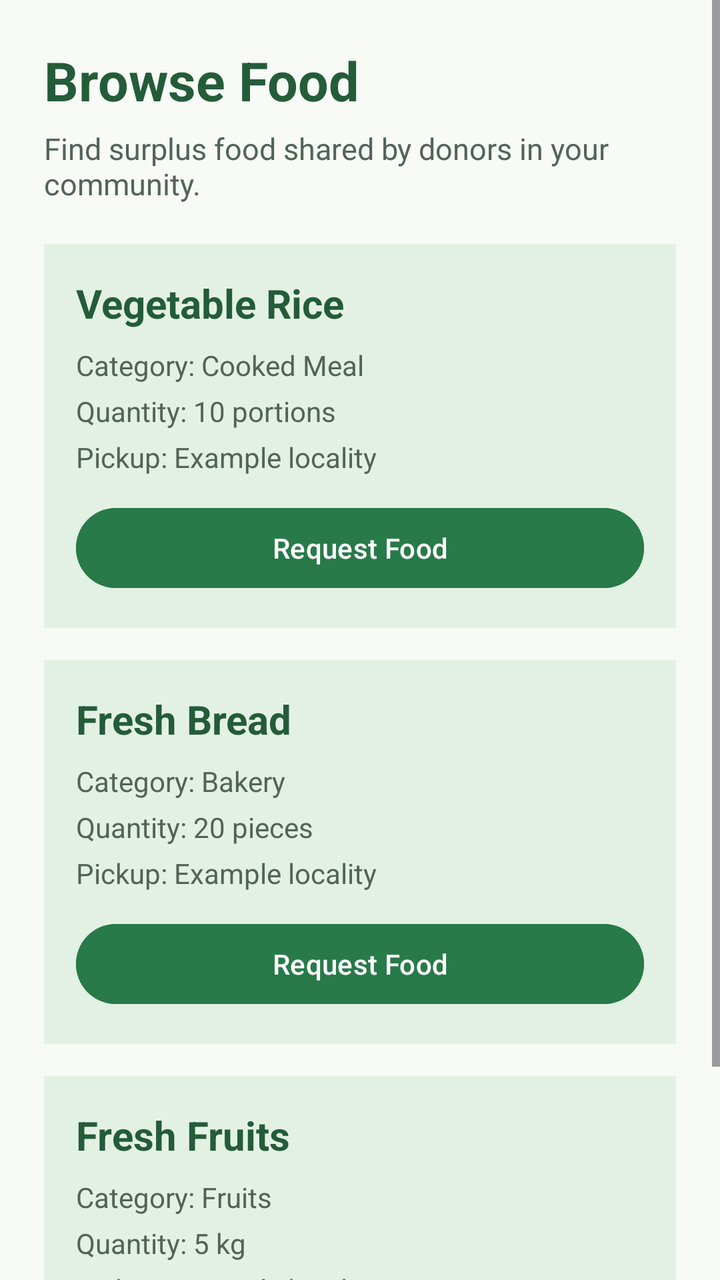
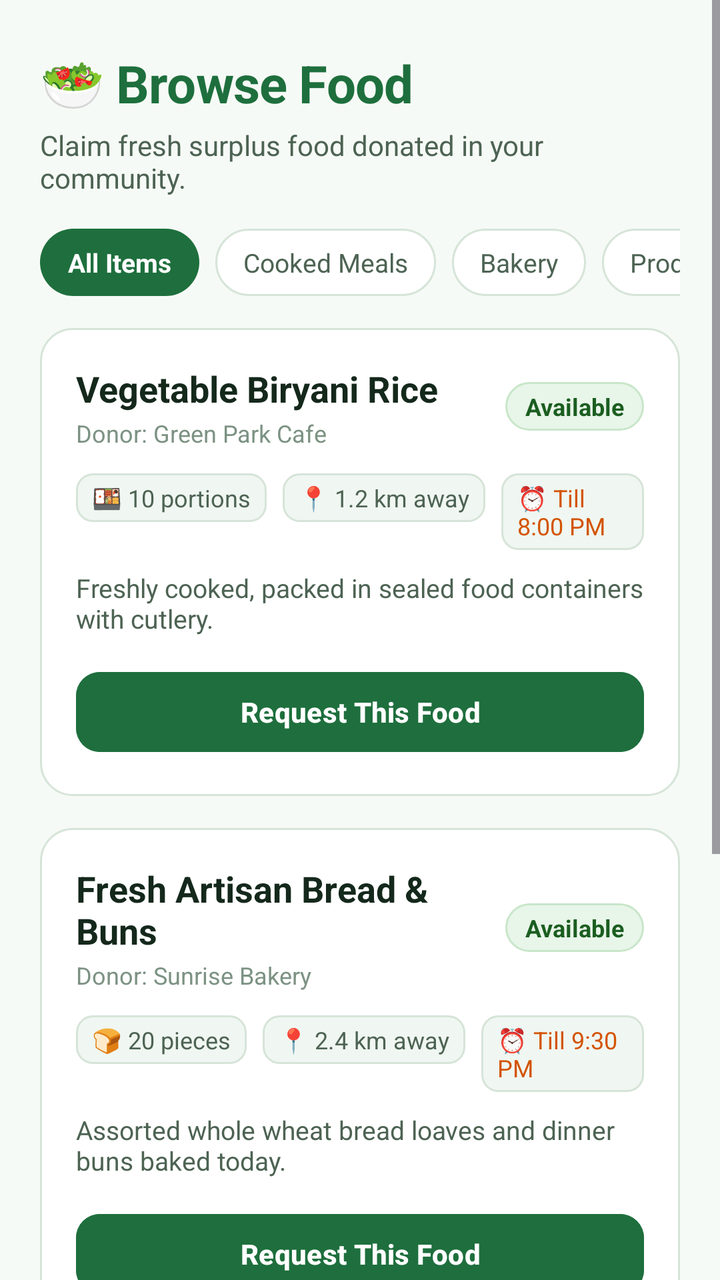

The first picture is an Android layout as it rendered before a commit; the second is the same layout after the commit. The layout source and the unified diff follow.
<!-- AndroidManifest.xml: application theme Theme.MealCycle -->
<!-- res/layout/activity_browse_food.xml -->
<?xml version="1.0" encoding="utf-8"?>
<ScrollView xmlns:android="http://schemas.android.com/apk/res/android"
    android:layout_width="match_parent"
    android:layout_height="match_parent"
    android:background="#F7FAF5"
    android:fillViewport="true">

    <LinearLayout
        android:layout_width="match_parent"
        android:layout_height="wrap_content"
        android:orientation="vertical"
        android:padding="22dp">

        <TextView
            android:layout_width="wrap_content"
            android:layout_height="wrap_content"
            android:text="Browse Food"
            android:textColor="#245C3A"
            android:textSize="27sp"
            android:textStyle="bold" />

        <TextView
            android:layout_width="match_parent"
            android:layout_height="wrap_content"
            android:layout_marginTop="6dp"
            android:layout_marginBottom="20dp"
            android:text="Find surplus food shared by donors in your community."
            android:textColor="#526456"
            android:textSize="15sp" />

        
        <LinearLayout
            android:layout_width="match_parent"
            android:layout_height="wrap_content"
            android:layout_marginBottom="16dp"
            android:background="#E3F1E4"
            android:orientation="vertical"
            android:padding="16dp">

            <TextView
                android:layout_width="wrap_content"
                android:layout_height="wrap_content"
                android:text="Vegetable Rice"
                android:textColor="#245C3A"
                android:textSize="20sp"
                android:textStyle="bold" />

            <TextView
                android:layout_width="wrap_content"
                android:layout_height="wrap_content"
                android:layout_marginTop="8dp"
                android:text="Category: Cooked Meal"
                android:textColor="#526456" />

            <TextView
                android:layout_width="wrap_content"
                android:layout_height="wrap_content"
                android:layout_marginTop="4dp"
                android:text="Quantity: 10 portions"
                android:textColor="#526456" />

            <TextView
                android:layout_width="wrap_content"
                android:layout_height="wrap_content"
                android:layout_marginTop="4dp"
                android:text="Pickup: Example locality"
                android:textColor="#526456" />

            <Button
                android:id="@+id/btnRequestRice"
                android:layout_width="match_parent"
                android:layout_height="wrap_content"
                android:layout_marginTop="12dp"
                android:backgroundTint="#287A49"
                android:text="Request Food"
                android:textColor="#FFFFFF" />

        </LinearLayout>

        
        <LinearLayout
            android:layout_width="match_parent"
            android:layout_height="wrap_content"
            android:layout_marginBottom="16dp"
            android:background="#E3F1E4"
            android:orientation="vertical"
            android:padding="16dp">

            <TextView
                android:layout_width="wrap_content"
                android:layout_height="wrap_content"
                android:text="Fresh Bread"
                android:textColor="#245C3A"
                android:textSize="20sp"
                android:textStyle="bold" />

            <TextView
                android:layout_width="wrap_content"
                android:layout_height="wrap_content"
                android:layout_marginTop="8dp"
                android:text="Category: Bakery"
                android:textColor="#526456" />

            <TextView
                android:layout_width="wrap_content"
                android:layout_height="wrap_content"
                android:layout_marginTop="4dp"
                android:text="Quantity: 20 pieces"
                android:textColor="#526456" />

            <TextView
                android:layout_width="wrap_content"
                android:layout_height="wrap_content"
                android:layout_marginTop="4dp"
                android:text="Pickup: Example locality"
                android:textColor="#526456" />

            <Button
                android:id="@+id/btnRequestBread"
                android:layout_width="match_parent"
                android:layout_height="wrap_content"
                android:layout_marginTop="12dp"
                android:backgroundTint="#287A49"
                android:text="Request Food"
                android:textColor="#FFFFFF" />

        </LinearLayout>

        
        <LinearLayout
            android:layout_width="match_parent"
            android:layout_height="wrap_content"
            android:layout_marginBottom="16dp"
            android:background="#E3F1E4"
            android:orientation="vertical"
            android:padding="16dp">

            <TextView
                android:layout_width="wrap_content"
                android:layout_height="wrap_content"
                android:text="Fresh Fruits"
                android:textColor="#245C3A"
                android:textSize="20sp"
                android:textStyle="bold" />

            <TextView
                android:layout_width="wrap_content"
                android:layout_height="wrap_content"
                android:layout_marginTop="8dp"
                android:text="Category: Fruits"
                android:textColor="#526456" />

            <TextView
                android:layout_width="wrap_content"
                android:layout_height="wrap_content"
                android:layout_marginTop="4dp"
                android:text="Quantity: 5 kg"
                android:textColor="#526456" />

            <TextView
                android:layout_width="wrap_content"
                android:layout_height="wrap_content"
                android:layout_marginTop="4dp"
                android:text="Pickup: Example locality"
                android:textColor="#526456" />

            <Button
                android:id="@+id/btnRequestFruit"
                android:layout_width="match_parent"
                android:layout_height="wrap_content"
                android:layout_marginTop="12dp"
                android:backgroundTint="#287A49"
                android:text="Request Food"
                android:textColor="#FFFFFF" />

        </LinearLayout>

    </LinearLayout>

</ScrollView>
<!-- resources referenced by this layout -->
<resources>
  <style name="Theme.MealCycle" parent="Base.Theme.MealCycle" />
  <style name="Base.Theme.MealCycle" parent="Theme.Material3.DayNight.NoActionBar">
          
          
      </style>
</resources>

<!-- the commit's change to res/layout/activity_browse_food.xml (unified diff, before → after) -->
@@ -1,79 +1,208 @@
 <?xml version="1.0" encoding="utf-8"?>
-<ScrollView xmlns:android="http://schemas.android.com/apk/res/android"
+<ScrollView
+    xmlns:android="http://schemas.android.com/apk/res/android"
+    xmlns:app="http://schemas.android.com/apk/res-auto"
     android:layout_width="match_parent"
     android:layout_height="match_parent"
-    android:background="#F7FAF5"
-    android:fillViewport="true">
+    android:fillViewport="true"
+    android:background="@color/bg_main">
 
     <LinearLayout
         android:layout_width="match_parent"
         android:layout_height="wrap_content"
         android:orientation="vertical"
-        android:padding="22dp">
-
+        android:paddingHorizontal="20dp"
+        android:paddingVertical="24dp">
+
+        
         <TextView
             android:layout_width="wrap_content"
             android:layout_height="wrap_content"
-            android:text="Browse Food"
-            android:textColor="#245C3A"
-            android:textSize="27sp"
-            android:textStyle="bold" />
+            android:text="🥗 Browse Food"
+            android:textSize="26sp"
+            android:textStyle="bold"
+            android:textColor="@color/primary"
+            android:letterSpacing="-0.01" />
 
         <TextView
             android:layout_width="match_parent"
             android:layout_height="wrap_content"
-            android:layout_marginTop="6dp"
-            android:layout_marginBottom="20dp"
-            android:text="Find surplus food shared by donors in your community."
-            android:textColor="#526456"
-            android:textSize="15sp" />
+            android:text="Claim fresh surplus food donated in your community."
+            android:textSize="14sp"
+            android:textColor="@color/text_secondary"
+            android:layout_marginTop="4dp" />
+
+        
+        <HorizontalScrollView
+            android:layout_width="match_parent"
+            android:layout_height="wrap_content"
+            android:scrollbars="none"
+            android:layout_marginTop="16dp"
+            android:layout_marginBottom="16dp">
+
+            <LinearLayout
+                android:layout_width="wrap_content"
+                android:layout_height="wrap_content"
+                android:orientation="horizontal">
+
+                <TextView
+                    android:layout_width="wrap_content"
+                    android:layout_height="wrap_content"
+                    android:text="All Items"
+                    android:textSize="13sp"
+                    android:textStyle="bold"
+                    android:textColor="@color/white"
+                    android:background="@drawable/bg_chip_filter_selected"
+                    android:paddingHorizontal="14dp"
+                    android:paddingVertical="8dp"
+                    android:layout_marginEnd="8dp" />
+
+                <TextView
+                    android:layout_width="wrap_content"
+                    android:layout_height="wrap_content"
+                    android:text="Cooked Meals"
+                    android:textSize="13sp"
+                    android:textColor="@color/text_secondary"
+                    android:background="@drawable/bg_chip_filter"
+                    android:paddingHorizontal="14dp"
+                    android:paddingVertical="8dp"
+                    android:layout_marginEnd="8dp" />
+
+                <TextView
+                    android:layout_width="wrap_content"
+                    android:layout_height="wrap_content"
+                    android:text="Bakery"
+                    android:textSize="13sp"
+                    android:textColor="@color/text_secondary"
+                    android:background="@drawable/bg_chip_filter"
+                    android:paddingHorizontal="14dp"
+                    android:paddingVertical="8dp"
+                    android:layout_marginEnd="8dp" />
+
+                <TextView
+                    android:layout_width="wrap_content"
+                    android:layout_height="wrap_content"
+                    android:text="Produce &amp; Fruits"
+                    android:textSize="13sp"
+                    android:textColor="@color/text_secondary"
+                    android:background="@drawable/bg_chip_filter"
+                    android:paddingHorizontal="14dp"
+                    android:paddingVertical="8dp" />
+
+            </LinearLayout>
+        </HorizontalScrollView>
 
         
         <LinearLayout
             android:layout_width="match_parent"
             android:layout_height="wrap_content"
-            android:layout_marginBottom="16dp"
-            android:background="#E3F1E4"
             android:orientation="vertical"
-            android:padding="16dp">
+            android:background="@drawable/bg_card_white"
+            android:padding="18dp"
+            android:layout_marginBottom="16dp">
+
+            <LinearLayout
+                android:layout_width="match_parent"
+                android:layout_height="wrap_content"
+                android:orientation="horizontal"
+                android:gravity="center_vertical">
+
+                <LinearLayout
+                    android:layout_width="0dp"
+                    android:layout_height="wrap_content"
+                    android:layout_weight="1"
+                    android:orientation="vertical">
+
+                    <TextView
+                        android:layout_width="wrap_content"
+                        android:layout_height="wrap_content"
+                        android:text="Vegetable Biryani Rice"
+                        android:textSize="18sp"
+                        android:textStyle="bold"
+                        android:textColor="@color/text_primary" />
+
+                    <TextView
+                        android:layout_width="wrap_content"
+                        android:layout_height="wrap_content"
+                        android:text="Donor: Green Park Cafe"
+                        android:textSize="12sp"
+                        android:textColor="@color/text_muted"
+                        android:layout_marginTop="2dp" />
+                </LinearLayout>
+
+                <TextView
+                    android:layout_width="wrap_content"
+                    android:layout_height="wrap_content"
+                    android:background="@drawable/bg_badge_available"
+                    android:text="Available"
+                    android:textSize="12sp"
+                    android:textStyle="bold"
+                    android:textColor="@color/badge_available_text"
+                    android:paddingHorizontal="10dp"
+                    android:paddingVertical="4dp" />
+            </LinearLayout>
+
+            
+            <LinearLayout
+                android:layout_width="match_parent"
+                android:layout_height="wrap_content"
+                android:orientation="horizontal"
+                android:layout_marginTop="12dp">
+
+                <TextView
+                    android:layout_width="wrap_content"
+                    android:layout_height="wrap_content"
+                    android:background="@drawable/bg_card_secondary"
+                    android:text="🍱 10 portions"
+                    android:textSize="12sp"
+                    android:textColor="@color/text_secondary"
+                    android:paddingHorizontal="8dp"
+                    android:paddingVertical="4dp"
+                    android:layout_marginEnd="8dp" />
+
+                <TextView
+                    android:layout_width="wrap_content"
+                    android:layout_height="wrap_content"
+                    android:background="@drawable/bg_card_secondary"
+                    android:text="📍 1.2 km away"
+                    android:textSize="12sp"
+                    android:textColor="@color/text_secondary"
+                    android:paddingHorizontal="8dp"
+                    android:paddingVertical="4dp"
+                    android:layout_marginEnd="8dp" />
+
+                <TextView
+                    android:layout_width="wrap_content"
+                    android:layout_height="wrap_content"
+                    android:background="@drawable/bg_card_secondary"
+                    android:text="⏰ Till 8:00 PM"
+                    android:textSize="12sp"
+                    android:textColor="@color/secondary_dark"
+                    android:paddingHorizontal="8dp"
+                    android:paddingVertical="4dp" />
+            </LinearLayout>
 
             <TextView
-                android:layout_width="wrap_content"
-                android:layout_height="wrap_content"
-                android:text="Vegetable Rice"
-                android:textColor="#245C3A"
-                android:textSize="20sp"
-                android:textStyle="bold" />
-
-            <TextView
-                android:layout_width="wrap_content"
-                android:layout_height="wrap_content"
-                android:layout_marginTop="8dp"
-                android:text="Category: Cooked Meal"
-                android:textColor="#526456" />
-
-            <TextView
-                android:layout_width="wrap_content"
-                android:layout_height="wrap_content"
-                android:layout_marginTop="4dp"
-                android:text="Quantity: 10 portions"
-                android:textColor="#526456" />
-
-            <TextView
-                android:layout_width="wrap_content"
-                android:layout_height="wrap_content"
-                android:layout_marginTop="4dp"
-                android:text="Pickup: Example locality"
-                android:textColor="#526456" />
-
-            <Button
+                android:layout_width="match_parent"
+                android:layout_height="wrap_content"
+                android:text="Freshly cooked, packed in sealed food containers with cutlery."
+                android:textSize="13sp"
+                android:textColor="@color/text_secondary"
+                android:layout_marginTop="10dp" />
+
+            <com.google.android.material.button.MaterialButton
                 android:id="@+id/btnRequestRice"
                 android:layout_width="match_parent"
-                android:layout_height="wrap_content"
-                android:layout_marginTop="12dp"
-                android:backgroundTint="#287A49"
-                android:text="Request Food"
-                android:textColor="#FFFFFF" />
+                android:layout_height="48dp"
+                android:text="Request This Food"
+                android:textAllCaps="false"
+                android:textSize="14sp"
+                android:textStyle="bold"
+                android:backgroundTint="@color/primary"
+                android:textColor="@color/white"
+                android:layout_marginTop="14dp"
+                app:cornerRadius="12dp"
+                app:elevation="0dp" />
 
         </LinearLayout>
 
@@ -81,48 +210,112 @@
         <LinearLayout
             android:layout_width="match_parent"
             android:layout_height="wrap_content"
-            android:layout_marginBottom="16dp"
-            android:background="#E3F1E4"
             android:orientation="vertical"
-            android:padding="16dp">
+            android:background="@drawable/bg_card_white"
+            android:padding="18dp"
+            android:layout_marginBottom="16dp">
+
+            <LinearLayout
+                android:layout_width="match_parent"
+                android:layout_height="wrap_content"
+                android:orientation="horizontal"
+                android:gravity="center_vertical">
+
+                <LinearLayout
+                    android:layout_width="0dp"
+                    android:layout_height="wrap_content"
+                    android:layout_weight="1"
+                    android:orientation="vertical">
+
+                    <TextView
+                        android:layout_width="wrap_content"
+                        android:layout_height="wrap_content"
+                        android:text="Fresh Artisan Bread &amp; Buns"
+                        android:textSize="18sp"
+                        android:textStyle="bold"
+                        android:textColor="@color/text_primary" />
+
+                    <TextView
+                        android:layout_width="wrap_content"
+                        android:layout_height="wrap_content"
+                        android:text="Donor: Sunrise Bakery"
+                        android:textSize="12sp"
+                        android:textColor="@color/text_muted"
+                        android:layout_marginTop="2dp" />
+                </LinearLayout>
+
+                <TextView
+                    android:layout_width="wrap_content"
+                    android:layout_height="wrap_content"
+                    android:background="@drawable/bg_badge_available"
+                    android:text="Available"
+                    android:textSize="12sp"
+                    android:textStyle="bold"
+                    android:textColor="@color/badge_available_text"
+                    android:paddingHorizontal="10dp"
+                    android:paddingVertical="4dp" />
+            </LinearLayout>
+
+            <LinearLayout
+                android:layout_width="match_parent"
+                android:layout_height="wrap_content"
+                android:orientation="horizontal"
+                android:layout_marginTop="12dp">
+
+                <TextView
+                    android:layout_width="wrap_content"
+                    android:layout_height="wrap_content"
+                    android:background="@drawable/bg_card_secondary"
+                    android:text="🍞 20 pieces"
+                    android:textSize="12sp"
+                    android:textColor="@color/text_secondary"
+                    android:paddingHorizontal="8dp"
+                    android:paddingVertical="4dp"
+                    android:layout_marginEnd="8dp" />
+
+                <TextView
+                    android:layout_width="wrap_content"
+                    android:layout_height="wrap_content"
+                    android:background="@drawable/bg_card_secondary"
+                    android:text="📍 2.4 km away"
+                    android:textSize="12sp"
+                    android:textColor="@color/text_secondary"
+                    android:paddingHorizontal="8dp"
+                    android:paddingVertical="4dp"
+                    android:layout_marginEnd="8dp" />
+
+                <TextView
+                    android:layout_width="wrap_content"
+                    android:layout_height="wrap_content"
+                    android:background="@drawable/bg_card_secondary"
+                    android:text="⏰ Till 9:30 PM"
+                    android:textSize="12sp"
+                    android:textColor="@color/secondary_dark"
+                    android:paddingHorizontal="8dp"
+                    android:paddingVertical="4dp" />
+            </LinearLayout>
 
             <TextView
-                android:layout_width="wrap_content"
-                android:layout_height="wrap_content"
-                android:text="Fresh Bread"
-                android:textColor="#245C3A"
-                android:textSize="20sp"
-                android:textStyle="bold" />
-
-            <TextView
-                android:layout_width="wrap_content"
-                android:layout_height="wrap_content"
-                android:layout_marginTop="8dp"
-                android:text="Category: Bakery"
-                android:textColor="#526456" />
-
-            <TextView
-                android:layout_width="wrap_content"
-                android:layout_height="wrap_content"
-                android:layout_marginTop="4dp"
-                android:text="Quantity: 20 pieces"
-                android:textColor="#526456" />
-
-            <TextView
-                android:layout_width="wrap_content"
-                android:layout_height="wrap_content"
-                android:layout_marginTop="4dp"
-                android:text="Pickup: Example locality"
-                android:textColor="#526456" />
-
-            <Button
+                android:layout_width="match_parent"
+                android:layout_height="wrap_content"
+                android:text="Assorted whole wheat bread loaves and dinner buns baked today."
+                android:textSize="13sp"
+                android:textColor="@color/text_secondary"
+                android:layout_marginTop="10dp" />
+
+            <com.google.android.material.button.MaterialButton
                 android:id="@+id/btnRequestBread"
                 android:layout_width="match_parent"
-                android:layout_height="wrap_content"
-                android:layout_marginTop="12dp"
-                android:backgroundTint="#287A49"
-                android:text="Request Food"
-                android:textColor="#FFFFFF" />
+                android:layout_height="48dp"
+                android:text="Request This Food"
+                android:textAllCaps="false"
+                android:textSize="14sp"
+                android:textStyle="bold"
+                android:backgroundTint="@color/primary"
+                android:textColor="@color/white"
+                android:layout_marginTop="14dp"
+                app:cornerRadius="12dp"
+                app:elevation="0dp" />
 
         </LinearLayout>
 
@@ -130,48 +323,112 @@
         <LinearLayout
             android:layout_width="match_parent"
             android:layout_height="wrap_content"
-            android:layout_marginBottom="16dp"
-            android:background="#E3F1E4"
             android:orientation="vertical"
-            android:padding="16dp">
+            android:background="@drawable/bg_card_white"
+            android:padding="18dp"
+            android:layout_marginBottom="16dp">
+
+            <LinearLayout
+                android:layout_width="match_parent"
+                android:layout_height="wrap_content"
+                android:orientation="horizontal"
+                android:gravity="center_vertical">
+
+                <LinearLayout
+                    android:layout_width="0dp"
+                    android:layout_height="wrap_content"
+                    android:layout_weight="1"
+                    android:orientation="vertical">
+
+                    <TextView
+                        android:layout_width="wrap_content"
+                        android:layout_height="wrap_content"
+                        android:text="Fresh Organic Fruits"
+                        android:textSize="18sp"
+                        android:textStyle="bold"
+                        android:textColor="@color/text_primary" />
+
+                    <TextView
+                        android:layout_width="wrap_content"
+                        android:layout_height="wrap_content"
+                        android:text="Donor: Green Valley Mart"
+                        android:textSize="12sp"
+                        android:textColor="@color/text_muted"
+                        android:layout_marginTop="2dp" />
+                </LinearLayout>
+
+                <TextView
+                    android:layout_width="wrap_content"
+                    android:layout_height="wrap_content"
+                    android:background="@drawable/bg_badge_available"
+                    android:text="Available"
+                    android:textSize="12sp"
+                    android:textStyle="bold"
+                    android:textColor="@color/badge_available_text"
+                    android:paddingHorizontal="10dp"
+                    android:paddingVertical="4dp" />
+            </LinearLayout>
+
+            <LinearLayout
+                android:layout_width="match_parent"
+                android:layout_height="wrap_content"
+                android:orientation="horizontal"
+                android:layout_marginTop="12dp">
+
+                <TextView
+                    android:layout_width="wrap_content"
+                    android:layout_height="wrap_content"
+                    android:background="@drawable/bg_card_secondary"
+                    android:text="🍎 5 kg crate"
+                    android:textSize="12sp"
+                    android:textColor="@color/text_secondary"
+                    android:paddingHorizontal="8dp"
+                    android:paddingVertical="4dp"
+                    android:layout_marginEnd="8dp" />
+
+                <TextView
+                    android:layout_width="wrap_content"
+                    android:layout_height="wrap_content"
+                    android:background="@drawable/bg_card_secondary"
+                    android:text="📍 0.8 km away"
+                    android:textSize="12sp"
+                    android:textColor="@color/text_secondary"
+                    android:paddingHorizontal="8dp"
+                    android:paddingVertical="4dp"
+                    android:layout_marginEnd="8dp" />
+
+                <TextView
+                    android:layout_width="wrap_content"
+                    android:layout_height="wrap_content"
+                    android:background="@drawable/bg_card_secondary"
+                    android:text="⏰ Till 10:00 PM"
+                    android:textSize="12sp"
+                    android:textColor="@color/secondary_dark"
+                    android:paddingHorizontal="8dp"
+                    android:paddingVertical="4dp" />
+            </LinearLayout>
 
             <TextView
-                android:layout_width="wrap_content"
-                android:layout_height="wrap_content"
-                android:text="Fresh Fruits"
-                android:textColor="#245C3A"
-                android:textSize="20sp"
-                android:textStyle="bold" />
-
-            <TextView
-                android:layout_width="wrap_content"
-                android:layout_height="wrap_content"
-                android:layout_marginTop="8dp"
-                android:text="Category: Fruits"
-                android:textColor="#526456" />
-
-            <TextView
-                android:layout_width="wrap_content"
-                android:layout_height="wrap_content"
-                android:layout_marginTop="4dp"
-                android:text="Quantity: 5 kg"
-                android:textColor="#526456" />
-
-            <TextView
-                android:layout_width="wrap_content"
-                android:layout_height="wrap_content"
-                android:layout_marginTop="4dp"
-                android:text="Pickup: Example locality"
-                android:textColor="#526456" />
-
-            <Button
+                android:layout_width="match_parent"
+                android:layout_height="wrap_content"
+                android:text="Apples, oranges, and bananas in good edible condition."
+                android:textSize="13sp"
+                android:textColor="@color/text_secondary"
+                android:layout_marginTop="10dp" />
+
+            <com.google.android.material.button.MaterialButton
                 android:id="@+id/btnRequestFruit"
                 android:layout_width="match_parent"
-                android:layout_height="wrap_content"
-                android:layout_marginTop="12dp"
-                android:backgroundTint="#287A49"
-                android:text="Request Food"
-                android:textColor="#FFFFFF" />
+                android:layout_height="48dp"
+                android:text="Request This Food"
+                android:textAllCaps="false"
+                android:textSize="14sp"
+                android:textStyle="bold"
+                android:backgroundTint="@color/primary"
+                android:textColor="@color/white"
+                android:layout_marginTop="14dp"
+                app:cornerRadius="12dp"
+                app:elevation="0dp" />
 
         </LinearLayout>
 
<!-- resource entries referenced after the edit -->
@@ -1,9 +1,78 @@
 <!-- resources referenced by this layout -->
 <resources>
+  <color name="badge_available_text">#1B5E20</color>
+  <color name="bg_main">#F6FAF6</color>
+  <color name="primary">#1E6F3D</color>
+  <color name="secondary_dark">#D35400</color>
+  <color name="text_muted">#7C9283</color>
+  <color name="text_primary">#14281B</color>
+  <color name="text_secondary">#4D6353</color>
+  <color name="white">#FFFFFFFF</color>
+  <!-- drawable bg_badge_available (drawable) -->
+  <?xml version="1.0" encoding="utf-8"?>
+  <shape xmlns:android="http://schemas.android.com/apk/res/android"
+      android:shape="rectangle">
+      <solid android:color="@color/badge_available_bg" />
+      <corners android:radius="20dp" />
+      <stroke
+          android:width="1dp"
+          android:color="#C8E6C9" />
+  </shape>
+  <!-- drawable bg_card_secondary (drawable) -->
+  <?xml version="1.0" encoding="utf-8"?>
+  <shape xmlns:android="http://schemas.android.com/apk/res/android"
+      android:shape="rectangle">
+      <solid android:color="@color/surface_card_secondary" />
+      <corners android:radius="8dp" />
+      <stroke
+          android:width="1dp"
+          android:color="@color/border_light" />
+  </shape>
+  <!-- drawable bg_card_white (drawable) -->
+  <?xml version="1.0" encoding="utf-8"?>
+  <shape xmlns:android="http://schemas.android.com/apk/res/android"
+      android:shape="rectangle">
+      <solid android:color="@color/surface_card" />
+      <corners android:radius="16dp" />
+      <stroke
+          android:width="1dp"
+          android:color="@color/border_light" />
+  </shape>
+  <!-- drawable bg_chip_filter (drawable) -->
+  <?xml version="1.0" encoding="utf-8"?>
+  <shape xmlns:android="http://schemas.android.com/apk/res/android"
+      android:shape="rectangle">
+      <solid android:color="@color/surface_card" />
+      <corners android:radius="20dp" />
+      <stroke
+          android:width="1dp"
+          android:color="@color/border_light" />
+  </shape>
+  <!-- drawable bg_chip_filter_selected (drawable) -->
+  <?xml version="1.0" encoding="utf-8"?>
+  <shape xmlns:android="http://schemas.android.com/apk/res/android"
+      android:shape="rectangle">
+      <solid android:color="@color/primary" />
+      <corners android:radius="20dp" />
+  </shape>
   <style name="Theme.MealCycle" parent="Base.Theme.MealCycle" />
+  <color name="badge_available_bg">#E8F5E9</color>
+  <color name="surface_card_secondary">#F0F6F1</color>
+  <color name="border_light">#D6E4D8</color>
+  <color name="surface_card">#FFFFFF</color>
   <style name="Base.Theme.MealCycle" parent="Theme.Material3.DayNight.NoActionBar">
           
-          
+          <item name="colorPrimary">@color/primary</item>
+          <item name="colorPrimaryVariant">@color/primary_dark</item>
+          <item name="colorOnPrimary">@color/text_on_primary</item>
+          <item name="colorSecondary">@color/secondary</item>
+          <item name="colorSurface">@color/surface_card</item>
+          <item name="android:windowBackground">@color/bg_main</item>
+          <item name="android:statusBarColor">@color/bg_main</item>
+          <item name="android:windowLightStatusBar">true</item>
       </style>
+  <color name="primary_dark">#134E2A</color>
+  <color name="text_on_primary">#FFFFFF</color>
+  <color name="secondary">#E67E22</color>
 </resources>
 
